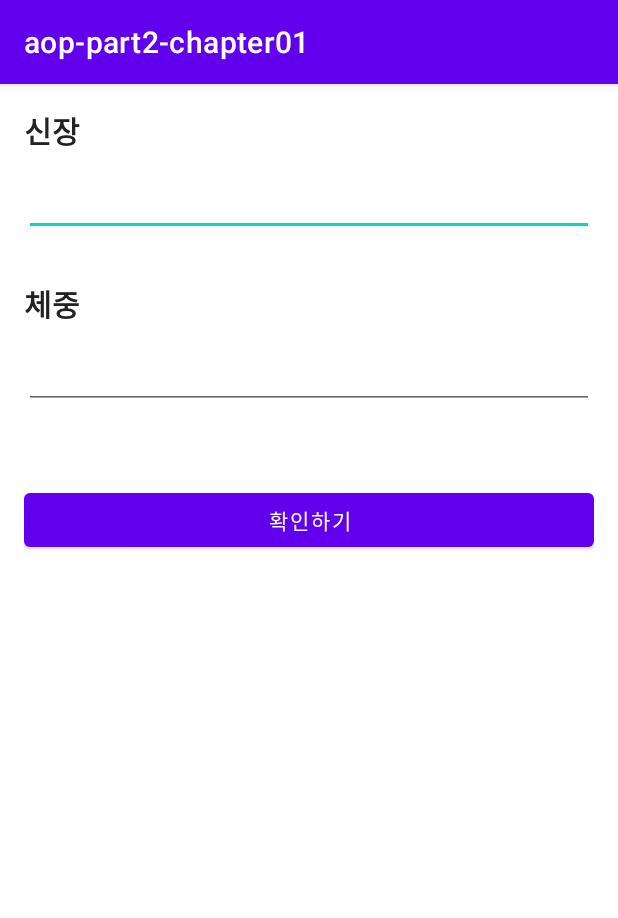
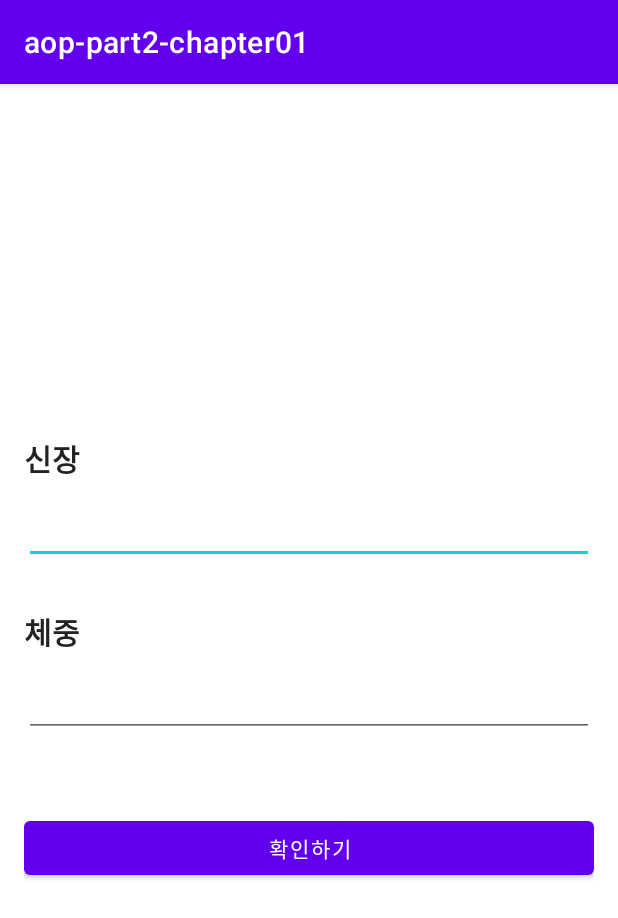
Before and after one commit to mil2ne/bmi-calc-app, an Android app: the screen it shows after launch (MainActivity), on a phone screen of 412 x 824 dp. Shown: the top 918 px of the screen. Run offline under Robolectric (Android 15) with nearby library versions, the phone set to English and light mode, and no system bars.

Commit message:
bmi 계산기
완료

```diff
--- a/app/src/main/AndroidManifest.xml
+++ b/app/src/main/AndroidManifest.xml
@@ -18,6 +18,7 @@
                 <category android:name="android.intent.category.LAUNCHER" />
             </intent-filter>
         </activity>
+        <activity android:name=".ResultActivity" />
     </application>
 
 </manifest>
--- a/app/src/main/java/fastcampus/aop/part2/chapter01/MainActivity.kt
+++ b/app/src/main/java/fastcampus/aop/part2/chapter01/MainActivity.kt
@@ -1,11 +1,44 @@
 package fastcampus.aop.part2.chapter01
 
+import android.content.Intent
 import androidx.appcompat.app.AppCompatActivity
 import android.os.Bundle
+import android.util.Log
+import android.widget.Button
+import android.widget.EditText
+import android.widget.Toast
 
 class MainActivity : AppCompatActivity() {
     override fun onCreate(savedInstanceState: Bundle?) {
         super.onCreate(savedInstanceState)
         setContentView(R.layout.activity_main)
+
+        val heightEditText: EditText = findViewById(R.id.heightEditText)
+        val weightEditText = findViewById<EditText>(R.id.weightEditText)
+
+        val resultButton = findViewById<Button>(R.id.resultButton)
+
+        resultButton.setOnClickListener {
+            Log.d("MainActivity", "Result Button 이 클릭되었습니다.")
+
+            if (heightEditText.text.isEmpty() || weightEditText.text.isEmpty()) {
+                Toast.makeText(this,"빈 값이 있습니다.", Toast.LENGTH_SHORT).show()
+                return@setOnClickListener
+            }
+
+            // 이 아래로는 절대 빈값이 올수 없음.
+
+            val height: Int = heightEditText.text.toString().toInt()
+            val weight: Int = weightEditText.text.toString().toInt()
+
+            val intent = Intent(this, ResultActivity::class.java)
+
+            intent.putExtra("height", height)
+            intent.putExtra("weight", weight)
+
+            startActivity(intent)
+        }
+
+
     }
 }
--- a/app/src/main/res/layout/activity_main.xml
+++ b/app/src/main/res/layout/activity_main.xml
@@ -4,46 +4,49 @@
     xmlns:tools="http://schemas.android.com/tools"
     android:layout_width="match_parent"
     android:layout_height="match_parent"
+    android:gravity="center"
     android:orientation="vertical"
     android:padding="16dp"
     tools:context=".MainActivity">
 
     <TextView
-        android:textStyle="bold"
-        android:textSize="20sp"
+        android:layout_width="match_parent"
+        android:layout_height="wrap_content"
         android:text="@string/height"
         android:textColor="@color/custom_black"
-        android:layout_width="match_parent"
-        android:layout_height="wrap_content" />
+        android:textSize="20sp"
+        android:textStyle="bold" />
 
     <EditText
-        android:layout_marginTop="10dp"
+        android:id="@+id/heightEditText"
         android:layout_width="match_parent"
         android:layout_height="wrap_content"
+        android:layout_marginTop="10dp"
         android:inputType="number" />
 
     <TextView
-        android:textStyle="bold"
-        android:textSize="20sp"
-        android:layout_marginTop="30dp"
-        android:textColor="@color/custom_black"
         android:id="@+id/textView2"
         android:layout_width="match_parent"
         android:layout_height="wrap_content"
-        android:text="@string/weight" />
+        android:layout_marginTop="30dp"
+        android:text="@string/weight"
+        android:textColor="@color/custom_black"
+        android:textSize="20sp"
+        android:textStyle="bold" />
 
     <EditText
-        android:layout_marginTop="10dp"
-        android:id="@+id/editTextNumber"
+        android:id="@+id/weightEditText"
         android:layout_width="match_parent"
         android:layout_height="wrap_content"
+        android:layout_marginTop="10dp"
         android:ems="10"
         android:inputType="number" />
 
     <Button
+        android:id="@+id/resultButton"
+        android:layout_width="match_parent"
+        android:layout_height="wrap_content"
         android:layout_marginTop="50dp"
-        android:text="@string/confirm"
-        android:layout_width="match_parent"
-        android:layout_height="wrap_content" />
+        android:text="@string/confirm" />
 
 </LinearLayout>
```
Also changed, not shown: app/src/main/java/fastcampus/aop/part2/chapter01/ResultActivity.kt (added, +36 -0 lines), app/src/main/res/layout/activity_result.xml (added, +60 -0 lines).
